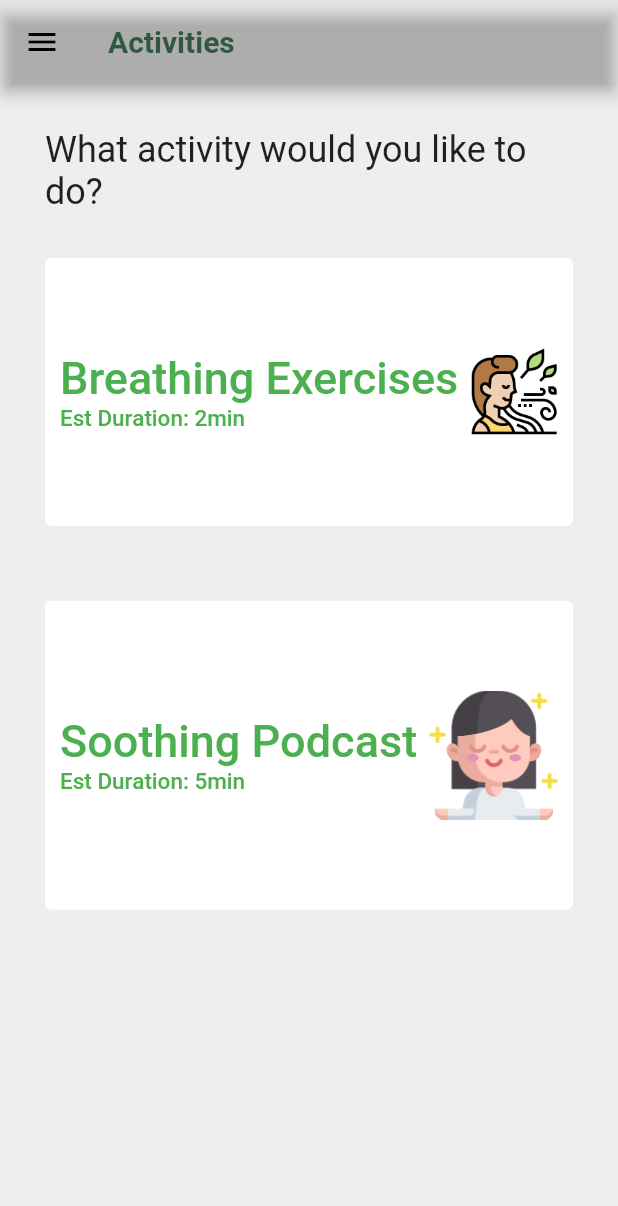
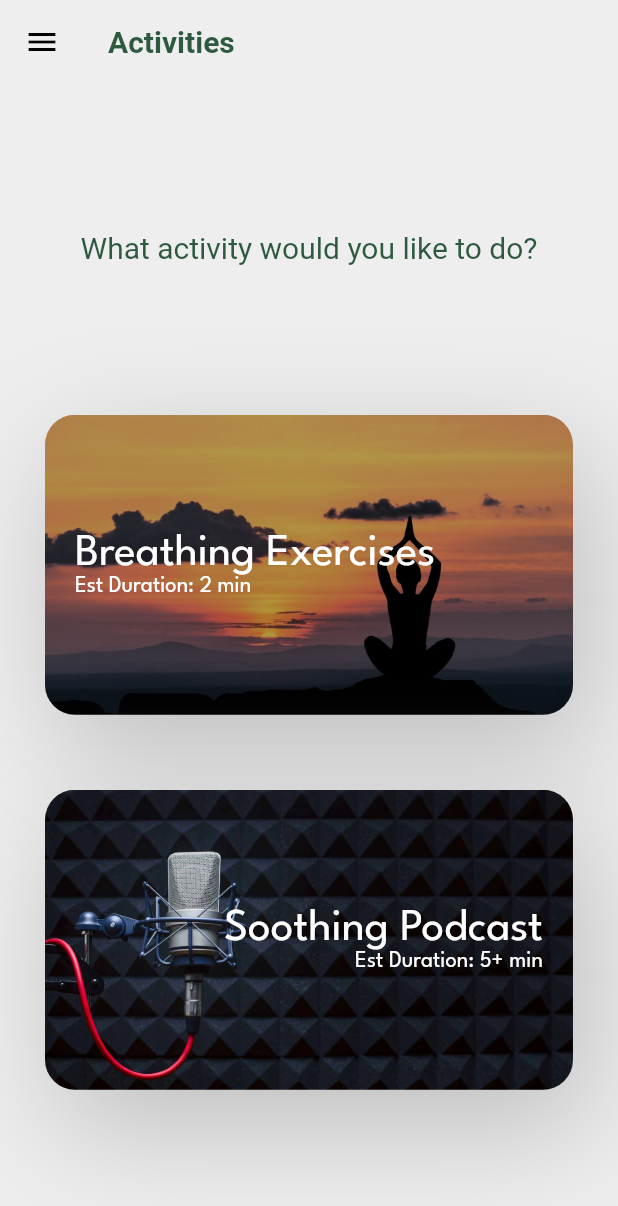
Before and after one commit to GSC-2023/Flutter_App, a Flutter app: the MentalActivities screen opened by its route, on a phone screen of 412 x 824 dp. Shown: the top 1206 px of the screen. Run offline on Flutter 3.47's test engine with Material 2 defaults, Android fonts, the phone set to English and light mode, and no system bars; drawn by our look-alikes of getwidget; our stand-ins replace cloud_firestore, firebase_auth, firebase_core, firebase_storage, flutter_datetime_picker, flutter_spinkit and 4 more; missing offline and left inert: neon_circular_timer; accounts and stored records are empty; generated files the repository leaves out were written again.

Commit message:
chore: style fix

```diff
--- a/break_app/lib/screens/activities/mental/mental_activities.dart
+++ b/break_app/lib/screens/activities/mental/mental_activities.dart
@@ -1,12 +1,15 @@
 import 'package:flutter/material.dart';
 import 'package:break_app/misc_utils/customDrawer.dart';
+import 'package:getwidget/getwidget.dart';
+import 'package:break_app/colors/colors.dart';
+
 
 class MentalActivities extends StatelessWidget {
   @override
   Widget build(BuildContext context) {
     return Scaffold(
       backgroundColor: Colors.grey[200],
-      drawer: CustomDrawer(),
+      drawer:CustomDrawer(),
       appBar: AppBar(
         iconTheme: IconThemeData(color: Colors.black),
         title: Text(
@@ -15,85 +18,133 @@ class MentalActivities extends StatelessWidget {
               TextStyle(fontWeight: FontWeight.bold, color: Color(0xff2E593F)),
         ),
         backgroundColor: Color(0xECEAEA),
-        foregroundColor: Color(0xECEAEA),
+        shadowColor: Color(0xECEAEA),
+        surfaceTintColor: Color(0xECEAEA),
+        foregroundColor:  Color(0xECEAEA),
       ),
       body: Container(
         margin: EdgeInsets.symmetric(horizontal: 30),
         child: Column(
-          crossAxisAlignment: CrossAxisAlignment.start,
+          mainAxisAlignment: MainAxisAlignment.center,
+          crossAxisAlignment: CrossAxisAlignment.center,
           children: [
             Container(
               child: Text(
                 "What activity would you like to do?",
-                style: TextStyle(fontSize: 24),
+                style: TextStyle(
+                  fontSize: 20,
+                  color: DarkGreen,
                 ),
-              padding: EdgeInsets.fromLTRB(0, 30, 0, 30),
+              ),
+              padding: EdgeInsets.fromLTRB(0, 0, 0, 100),
             ),
             Container(
               child: Column(
                 children: [
-                  Container(
-                    child: SizedBox(
+                  InkWell(
+                    child: Container(
+                      decoration: BoxDecoration(
+                        shape: BoxShape.rectangle,
+                        boxShadow: [
+                          BoxShadow(
+                            color: Colors.grey.shade400,
+                            offset: Offset(10.0, 25.0),
+                            blurRadius: 70.0
+                          )
+                        ]
+                      ),
+                      child: GFImageOverlay(
+                        borderRadius: BorderRadius.all(Radius.circular(20)),
+                        height: 200,
                         width: double.infinity,
-                      child: TextButton.icon(
-                        onPressed: () {
-                          Navigator.pushReplacementNamed(
-                              context, '/MentalActivities/Breathing');
-                        },
-                        icon: Column(
+                        child: Container(
+                          padding: const EdgeInsets.fromLTRB(20, 0, 0, 0),
+                          child: Column(
+                            mainAxisAlignment: MainAxisAlignment.center,
                             crossAxisAlignment: CrossAxisAlignment.start,
                             children: [
                               Text(
                                 'Breathing Exercises',
-                              style: TextStyle(fontSize: 30),
+                                style: TextStyle(
+                                  color: White,
+                                  fontSize: 30,
+                                  fontFamily: 'League Spartan'
+                                ),
                               ),
                               Text(
-                              'Est Duration: 2min',
-                              style: TextStyle(fontSize: 15),
-                            )
+                                'Est Duration: 2 min',
+                                style: TextStyle(
+                                  color: White,
+                                  fontSize: 15,
+                                  fontFamily: 'League Spartan'
+                                ),
+                              ),
                             ],
                           ),
-                        label: Image.asset('assets/icons/Breathing.png'),
-                        style: TextButton.styleFrom(
-                          backgroundColor: Colors.white,
-                          foregroundColor: Colors.green,
-                          padding: EdgeInsets.symmetric(
-                              vertical: 60.0, horizontal: 10),
+                        ),
+                        image: AssetImage('assets/images/Breathing.png'),
+                        colorFilter: new ColorFilter.mode(Colors.black.withOpacity(0.3), BlendMode.darken),
                       ),
                     ),
+                    onTap: () {
+                      Navigator.pushReplacementNamed(
+                        context, '/MentalActivities/Breathing');
+                    },
                   ),
-                  ),
+
                   SizedBox(
                     height: 50,
                   ),
-                  SizedBox(
+
+                  InkWell(
+                    child: Container(
+                      decoration: BoxDecoration(
+                        shape: BoxShape.rectangle,
+                        boxShadow: [
+                          BoxShadow(
+                            color: Colors.grey.shade400,
+                            offset: Offset(10.0, 25.0),
+                            blurRadius: 70.0
+                          )
+                        ]
+                      ),
+                      child: GFImageOverlay(
+                        borderRadius: BorderRadius.all(Radius.circular(20)),
+                        height: 200,
                         width: double.infinity,
-                    child: TextButton.icon(
-                      icon: Column(
-                        crossAxisAlignment: CrossAxisAlignment.start,
+                        child: Container(
+                          padding: const EdgeInsets.fromLTRB(0, 0, 20, 0),
+                          child: Column(
+                            mainAxisAlignment: MainAxisAlignment.center,
+                            crossAxisAlignment: CrossAxisAlignment.end,
                             children: [
                               Text(
                                 'Soothing Podcast',
-                            style: TextStyle(fontSize: 30),
+                                style: TextStyle(
+                                  color: White,
+                                  fontSize: 30,
+                                  fontFamily: 'League Spartan'
+                                ),
                               ),
                               Text(
-                            'Est Duration: 5min',
-                            style: TextStyle(fontSize: 15),
+                                'Est Duration: 5+ min',
+                                style: TextStyle(
+                                  color: White,
+                                  fontSize: 15,
+                                  fontFamily: 'League Spartan'
+                                ),
                               ),
                             ],
                           ),
-                      onPressed: () {
+                        ),
+                        image: AssetImage('assets/images/Podcast.png'),
+                        colorFilter: new ColorFilter.mode(Colors.black.withOpacity(0.0), BlendMode.darken),
+                      ),
+                    ),
+                    onTap: () {
                       Navigator.pushReplacementNamed(
                         context, '/MentalActivities/Podcast');
                     },
-                      label: Image.asset('assets/icons/Podcast.png'),
-                      style: TextButton.styleFrom(
-                        backgroundColor: Colors.white,
-                        foregroundColor: Colors.green,
-                        padding: EdgeInsets.symmetric(
-                            vertical: 60.0, horizontal: 10),
-                      ),
-                    ),
                   ),
                 ],
               ),
```
Also changed, not shown: break_app/assets/images/Breathing.png (added), break_app/assets/images/Podcast.png (added). Lines whose indentation alone changed are shown as unchanged.
